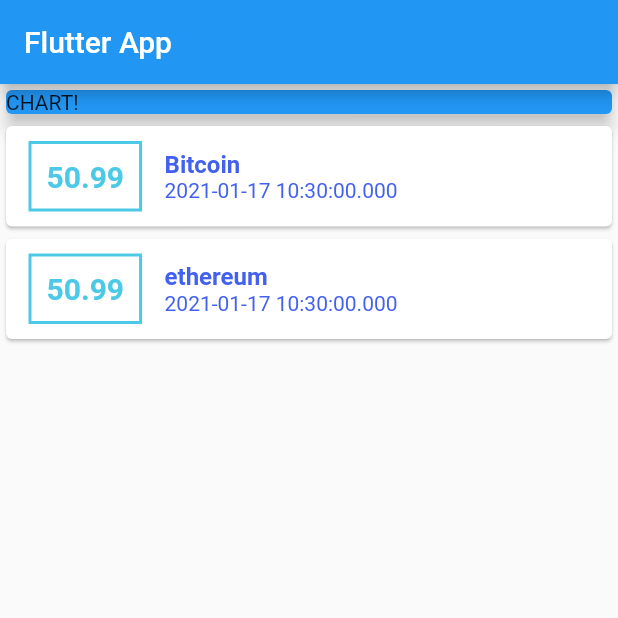
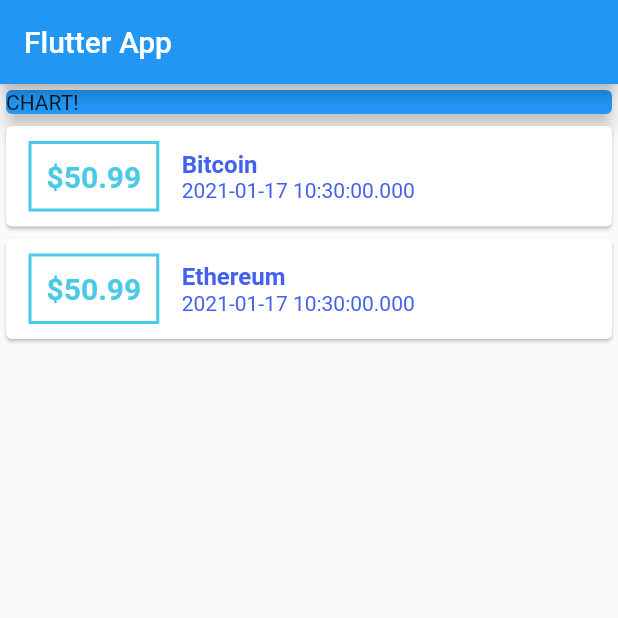
Before and after one commit to sangar3/ExpensesApp, a Flutter app: the screen it shows after launch, on a phone screen of 412 x 824 dp, the top half of it. Run offline on Flutter 3.47's test engine with Material 2 defaults, Android fonts, the phone set to English and light mode, and no system bars.

Commit message:
added dollarsign

```diff
--- a/expenses_app/lib/main.dart
+++ b/expenses_app/lib/main.dart
@@ -27,7 +27,7 @@ class MyHomePage extends StatelessWidget {
     Transaction
     (
       id: 't1',
-      title: "ethereum",
+      title: "Ethereum",
       amount:50.99,
       date:DateTime.now()
     )
@@ -89,7 +89,7 @@ class MyHomePage extends StatelessWidget {
                         padding:EdgeInsets.all(10) ,
                         child: Text
                         (
-                          tx.amount.toString(),
+                          '\$${tx.amount}', //string interpolation
                           style: TextStyle
                           (
                             fontWeight: FontWeight.bold,
```
